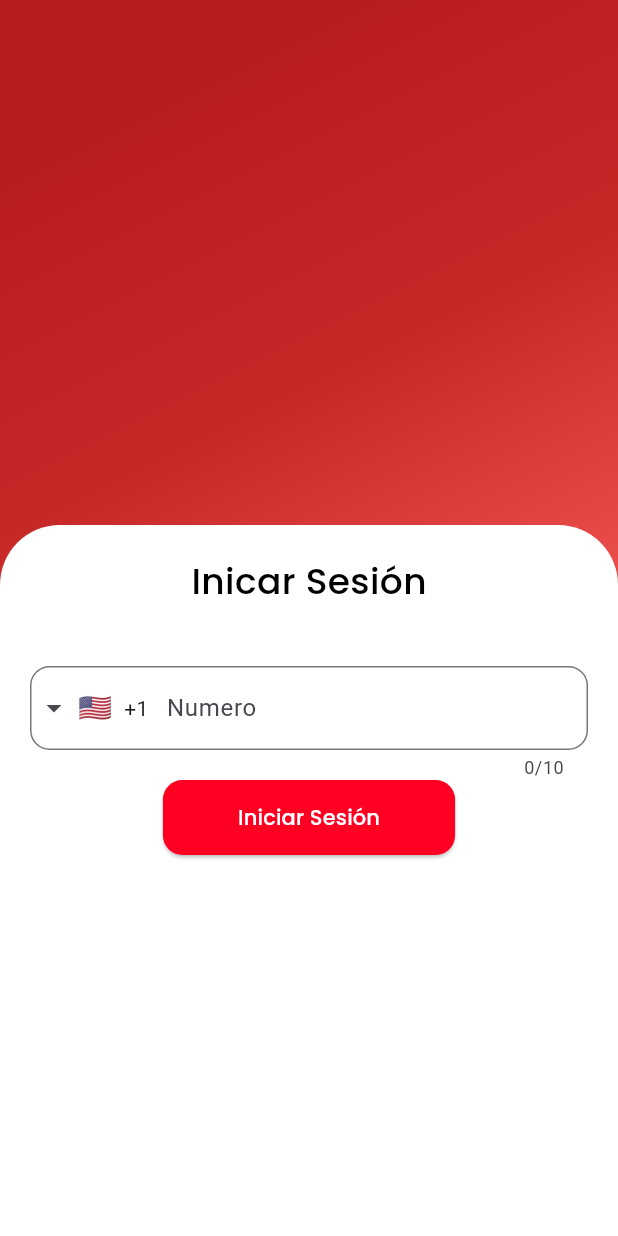
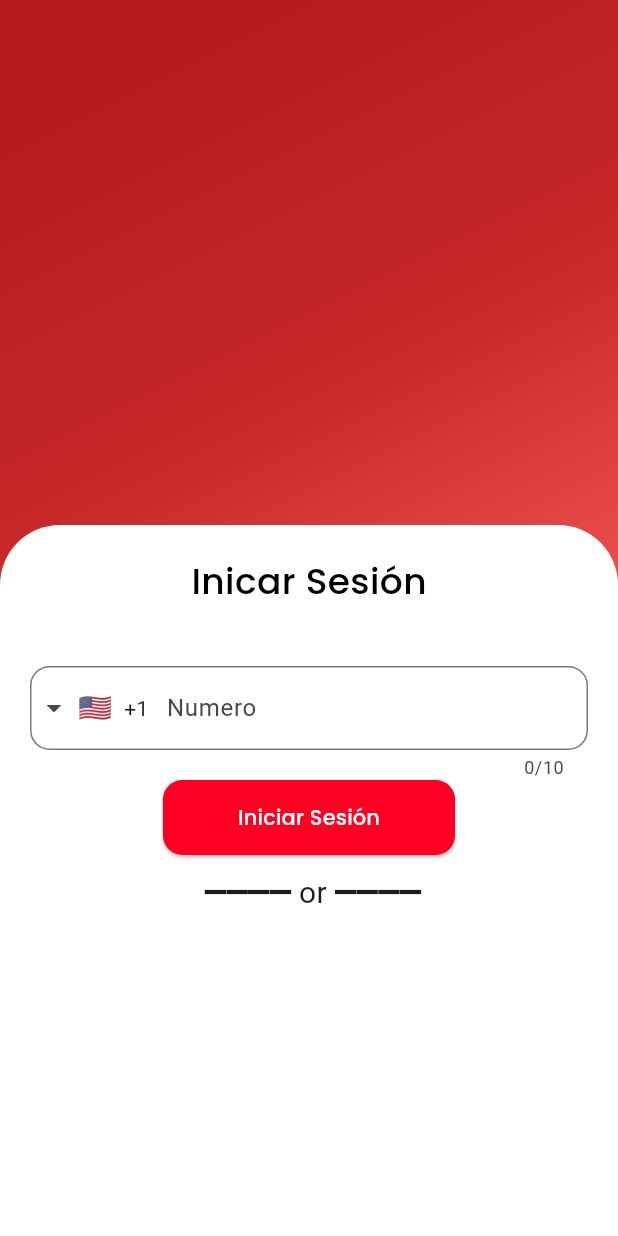
Before and after one commit to alttiplano/Mi_Tiendita, a Flutter app: the screen it shows after launch, on a phone screen of 412 x 824 dp. Run offline on Flutter 3.47's test engine with Material 3 defaults, Android fonts, the phone set to English and light mode, and no system bars; drawn by our look-alikes of intl_phone_field.

Commit message:
:arrow_up: Update `new 2.0`

```diff
--- a/lib/src/pages/auth/login/login_card.dart
+++ b/lib/src/pages/auth/login/login_card.dart
@@ -60,7 +60,12 @@ class LoginCard extends StatelessWidget {
                       fontFamily: 'Poppins',
                     ),
                   ),
-                )
+                ),
+                const SizedBox(height: 10),
+                const Text(
+                  " ━━━━ or ━━━━",
+                  style: TextStyle(fontSize: 20),
+                ), // Add your text here
               ],
             ),
           ],
```
